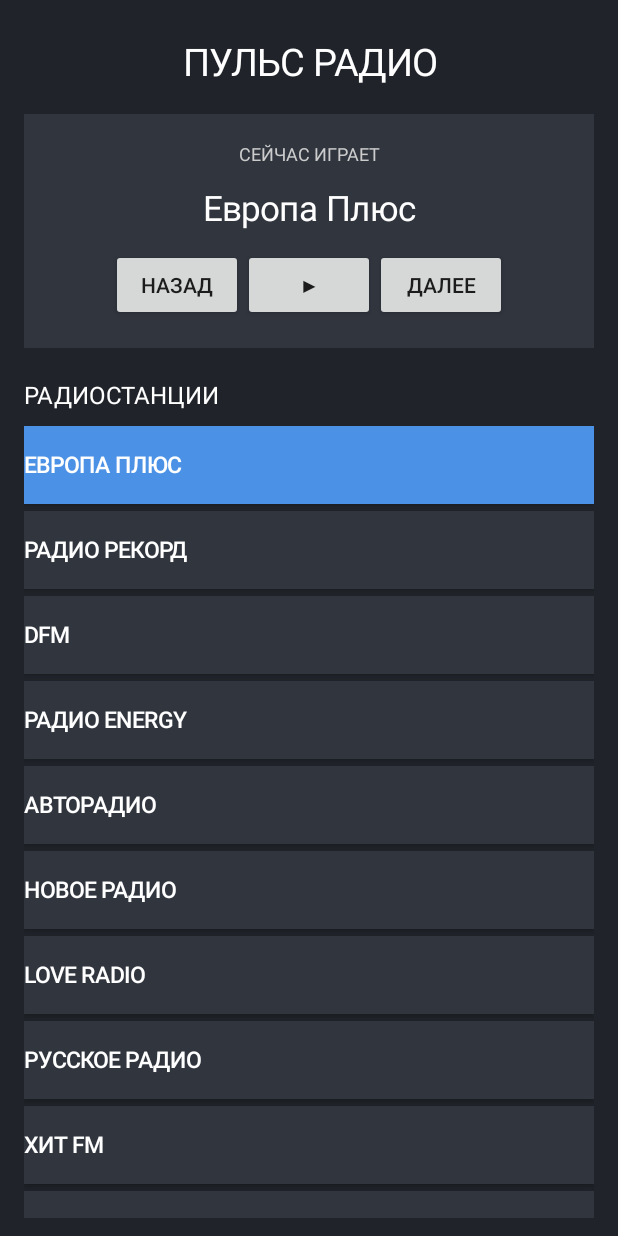
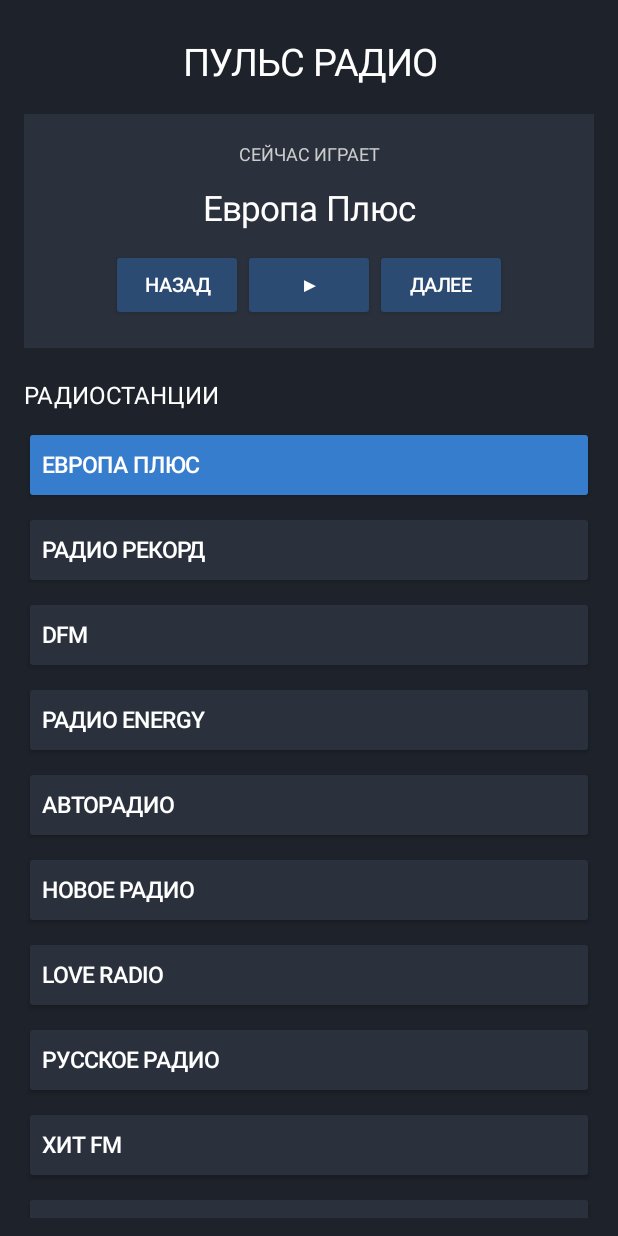
Before and after one commit to diriabas/puls-radio, an Android app: the screen it shows after launch (MainActivity), on a phone screen of 412 x 824 dp. Run offline under Robolectric (Android 15) with nearby library versions, the phone set to English and light mode, and no system bars.

Commit message:
Update MainActivity.kt

```diff
--- a/app/src/main/java/com/pulsradio/app/MainActivity.kt
+++ b/app/src/main/java/com/pulsradio/app/MainActivity.kt
@@ -4,12 +4,15 @@ package com.pulsradio.app
 import android.app.Activity
 import android.os.Bundle
 import android.graphics.Color
+import android.content.res.ColorStateList
 import android.view.Gravity
-import android.view.View
 import android.widget.Button
 import android.widget.LinearLayout
 import android.widget.ScrollView
 import android.widget.TextView
+import androidx.core.view.ViewCompat
+import androidx.core.view.WindowCompat
+import androidx.core.view.WindowInsetsCompat
 
 class MainActivity : Activity() {
 
@@ -47,10 +50,12 @@ class MainActivity : Activity() {
 
     private lateinit var stationTitle: TextView
     private lateinit var playButton: Button
+    private lateinit var stationList: LinearLayout
 
-    private val backgroundColor = Color.rgb(32, 36, 42)
-    private val panelColor = Color.rgb(48, 53, 62)
-    private val accentColor = Color.rgb(75, 145, 230)
+    private val backgroundColor = Color.rgb(30, 34, 42)
+    private val panelColor = Color.rgb(43, 49, 60)
+    private val buttonColor = Color.rgb(43, 75, 115)
+    private val accentColor = Color.rgb(55, 125, 205)
 
     override fun onCreate(savedInstanceState: Bundle?) {
         super.onCreate(savedInstanceState)
@@ -58,10 +63,27 @@ class MainActivity : Activity() {
         window.statusBarColor = backgroundColor
         window.navigationBarColor = backgroundColor
 
+        WindowCompat.setDecorFitsSystemWindows(window, false)
+
         val root = LinearLayout(this).apply {
             orientation = LinearLayout.VERTICAL
             setBackgroundColor(backgroundColor)
-            setPadding(dp(16), dp(12), dp(16), dp(12))
+            clipToPadding = false
+        }
+
+        ViewCompat.setOnApplyWindowInsetsListener(root) { view, insets ->
+            val bars = insets.getInsets(
+                WindowInsetsCompat.Type.systemBars()
+            )
+
+            view.setPadding(
+                dp(16) + bars.left,
+                dp(12) + bars.top,
+                dp(16) + bars.right,
+                dp(12) + bars.bottom
+            )
+
+            insets
         }
 
         val header = TextView(this).apply {
@@ -100,18 +122,15 @@ class MainActivity : Activity() {
             gravity = Gravity.CENTER
         }
 
-        val previousButton = Button(this).apply {
-            text = "Назад"
+        val previousButton = createControlButton("НАЗАД").apply {
             setOnClickListener { changeStation(-1) }
         }
 
-        playButton = Button(this).apply {
-            text = "▶"
+        playButton = createControlButton("▶").apply {
             setOnClickListener { togglePlayback() }
         }
 
-        val nextButton = Button(this).apply {
-            text = "Далее"
+        val nextButton = createControlButton("ДАЛЕЕ").apply {
             setOnClickListener { changeStation(1) }
         }
 
@@ -140,9 +159,13 @@ class MainActivity : Activity() {
 
         root.addView(listTitle)
 
-        val scrollView = ScrollView(this)
+        val scrollView = ScrollView(this).apply {
+            clipToPadding = false
+            isFillViewport = true
+            setPadding(0, 0, 0, dp(8))
+        }
 
-        val stationList = LinearLayout(this).apply {
+        stationList = LinearLayout(this).apply {
             orientation = LinearLayout.VERTICAL
         }
 
@@ -152,12 +175,13 @@ class MainActivity : Activity() {
                 textSize = 15f
                 gravity = Gravity.CENTER_VERTICAL
                 setTextColor(Color.WHITE)
-                setBackgroundColor(panelColor)
+                backgroundTintList = ColorStateList.valueOf(panelColor)
+
                 setOnClickListener {
                     selectedStation = index
                     isPlaying = false
                     updatePlayer()
-                    updateStationList(stationList)
+                    updateStationList()
                 }
             }
 
@@ -185,8 +209,20 @@ class MainActivity : Activity() {
 
         setContentView(root)
 
+        ViewCompat.requestApplyInsets(root)
+
         updatePlayer()
-        updateStationList(stationList)
+        updateStationList()
+    }
+
+    private fun createControlButton(label: String): Button {
+        return Button(this).apply {
+            text = label
+            textSize = 13f
+            setTextColor(Color.WHITE)
+            backgroundTintList = ColorStateList.valueOf(buttonColor)
+            minWidth = dp(80)
+        }
     }
 
     private fun togglePlayback() {
@@ -200,6 +236,7 @@ class MainActivity : Activity() {
 
         isPlaying = false
         updatePlayer()
+        updateStationList()
     }
 
     private fun updatePlayer() {
@@ -207,11 +244,11 @@ class MainActivity : Activity() {
         playButton.text = if (isPlaying) "Ⅱ" else "▶"
     }
 
-    private fun updateStationList(list: LinearLayout) {
-        for (i in 0 until list.childCount) {
-            val button = list.getChildAt(i) as? Button ?: continue
+    private fun updateStationList() {
+        for (i in 0 until stationList.childCount) {
+            val button = stationList.getChildAt(i) as? Button ?: continue
 
-            button.setBackgroundColor(
+            button.backgroundTintList = ColorStateList.valueOf(
                 if (i == selectedStation) accentColor else panelColor
             )
         }
```
